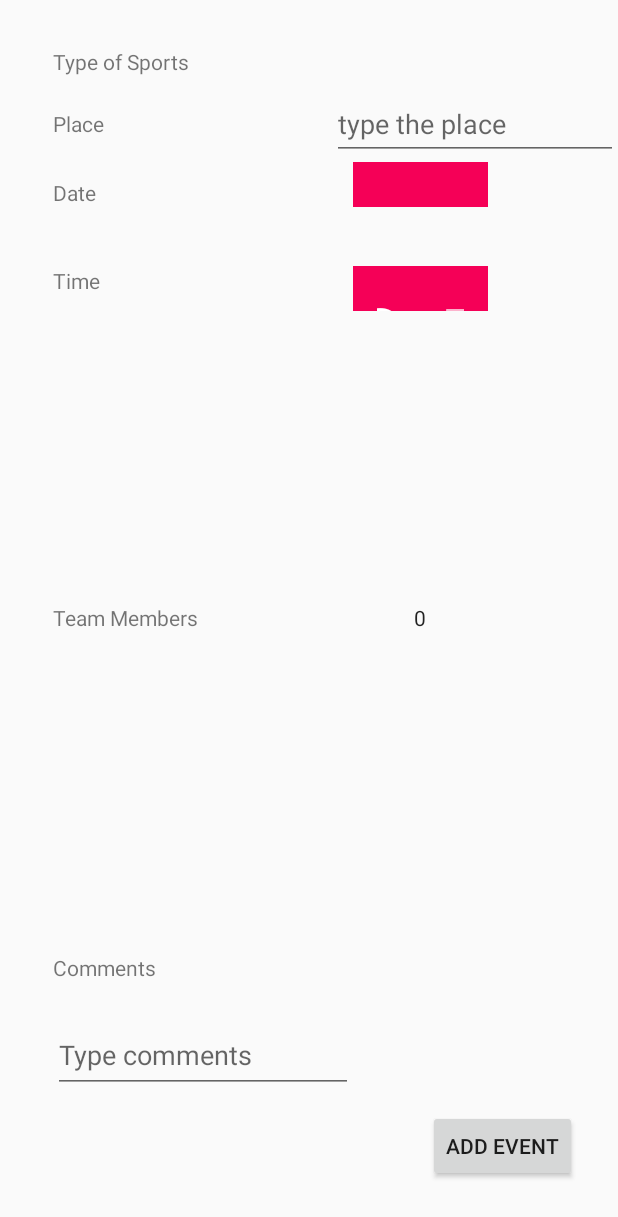
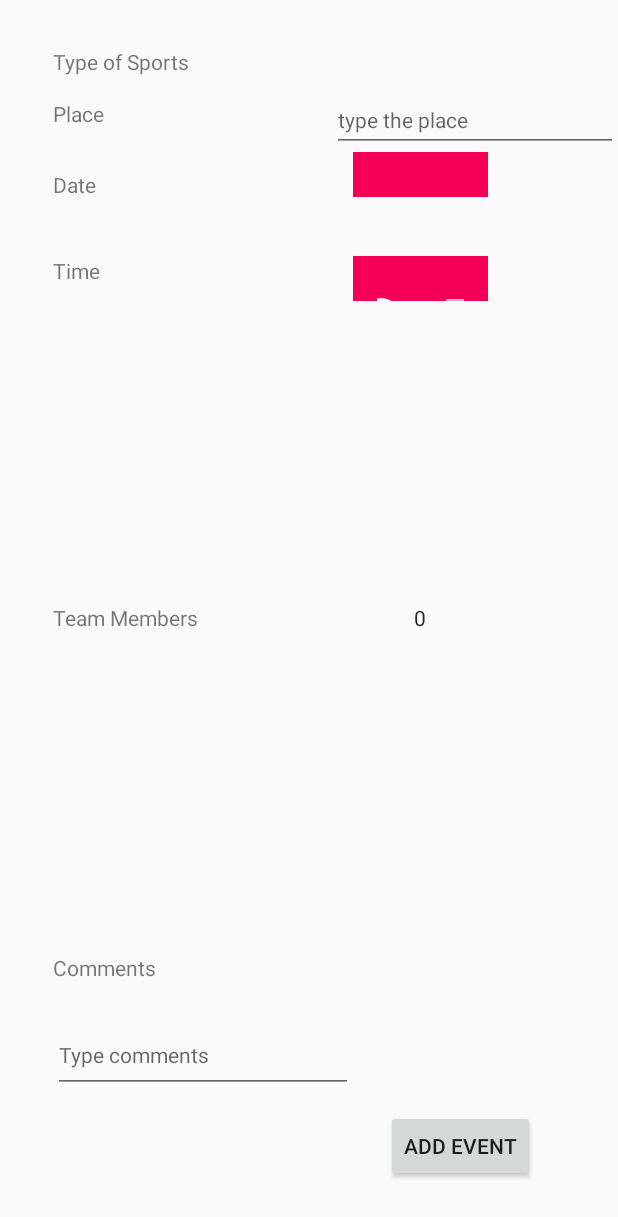
Before and after one commit to IgorSukhinskii/Social-Gym, an Android app: the layout add_event.xml on its own in the app's theme, with its tools: preview values and no code run, on a phone screen of 412 x 824 dp. Shown: the top 1217 px of the screen. Run offline under Robolectric (Android 15) with nearby library versions, the phone set to English and light mode, and no system bars.

Commit message:
SG-8: Make font sizes the same in 'add_event.xml'

```diff
--- a/Android/app/src/main/res/layout/add_event.xml
+++ b/Android/app/src/main/res/layout/add_event.xml
@@ -6,17 +6,7 @@ android:layout_width="match_parent"
 android:layout_height="match_parent">
 
 
-<Button
-    android:text="Add Event"
-    android:layout_width="wrap_content"
-    android:layout_height="wrap_content"
-    android:id="@+id/button"
-    android:layout_alignParentBottom="true"
-    android:layout_alignParentEnd="true"
-    android:layout_marginEnd="27dp"
-    android:layout_marginBottom="36dp" />
-
-<TextView
+    <TextView
     android:text="Time"
     android:layout_width="wrap_content"
     android:layout_height="wrap_content"
@@ -36,36 +26,14 @@ android:layout_height="match_parent">
 
 </android.support.design.widget.TextInputLayout>
 
-<DatePicker
-    android:layout_width="90dp"
-    android:layout_height="30dp"
-    android:id="@+id/datePicker"
-    android:layout_alignBottom="@+id/textView3"
-    android:layout_alignStart="@+id/numberPicker" />
-
-<TimePicker
-    android:layout_width="90dp"
-    android:layout_height="30dp"
-    android:id="@+id/timePicker"
-    android:layout_alignTop="@+id/textView4"
-    android:layout_toEndOf="@+id/editText2" />
-
-<NumberPicker
+    <NumberPicker
     android:layout_width="90dp"
     android:layout_height="30dp"
     android:id="@+id/numberPicker"
     android:layout_centerVertical="true"
     android:layout_alignStart="@+id/timePicker" />
 
-<EditText
-    android:layout_width="200dp"
-    android:layout_height="50dp"
-    android:hint="Type comments"
-    android:id="@+id/editText2"
-    android:layout_alignBottom="@+id/textInputLayout2"
-    android:layout_alignStart="@+id/textView6" />
-
-<ExpandableListView
+    <ExpandableListView
     android:layout_width="90dp"
     android:layout_height="30dp"
     android:id="@+id/expandableListView"
@@ -129,8 +97,42 @@ android:layout_height="match_parent">
         android:layout_width="match_parent"
         android:layout_height="wrap_content"
         android:hint="type the place"
+        android:textSize="14sp"
         android:id="@+id/editText" />
 </android.support.design.widget.TextInputLayout>
 
+    <DatePicker
+        android:layout_width="90dp"
+        android:layout_height="30dp"
+        android:id="@+id/datePicker"
+        android:layout_below="@+id/textInputLayout"
+        android:layout_alignStart="@+id/timePicker" />
+
+    <TimePicker
+    android:layout_width="90dp"
+    android:layout_height="30dp"
+    android:id="@+id/timePicker"
+        android:layout_alignTop="@+id/textView4"
+        android:layout_toEndOf="@+id/editText2" />
+
+    <EditText
+        android:layout_width="200dp"
+        android:layout_height="50dp"
+        android:hint="Type comments"
+        android:id="@+id/editText2"
+        android:textSize="14sp"
+        android:layout_above="@+id/textInputLayout2"
+        android:layout_alignStart="@+id/textView6" />
+
+    <Button
+        android:text="Add Event"
+        android:layout_width="wrap_content"
+        android:layout_height="wrap_content"
+        android:id="@+id/button"
+        android:layout_marginBottom="36dp"
+        android:layout_alignParentBottom="true"
+        android:layout_toEndOf="@+id/editText2"
+        android:layout_marginStart="22dp" />
+
 
 </RelativeLayout>
```
